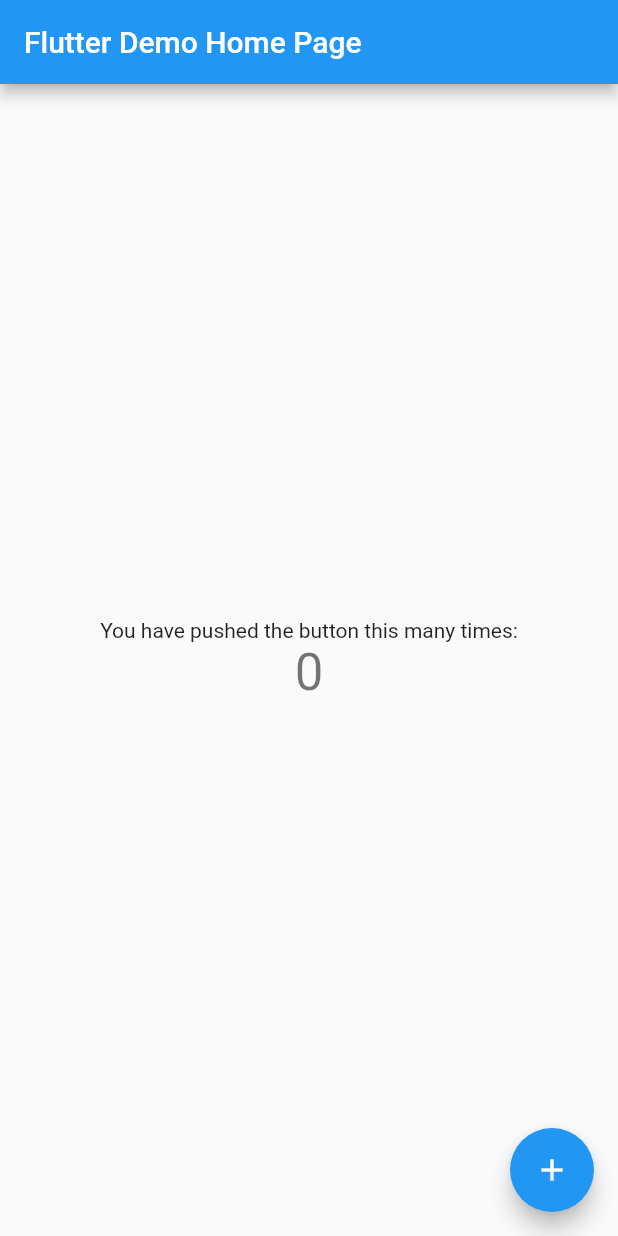
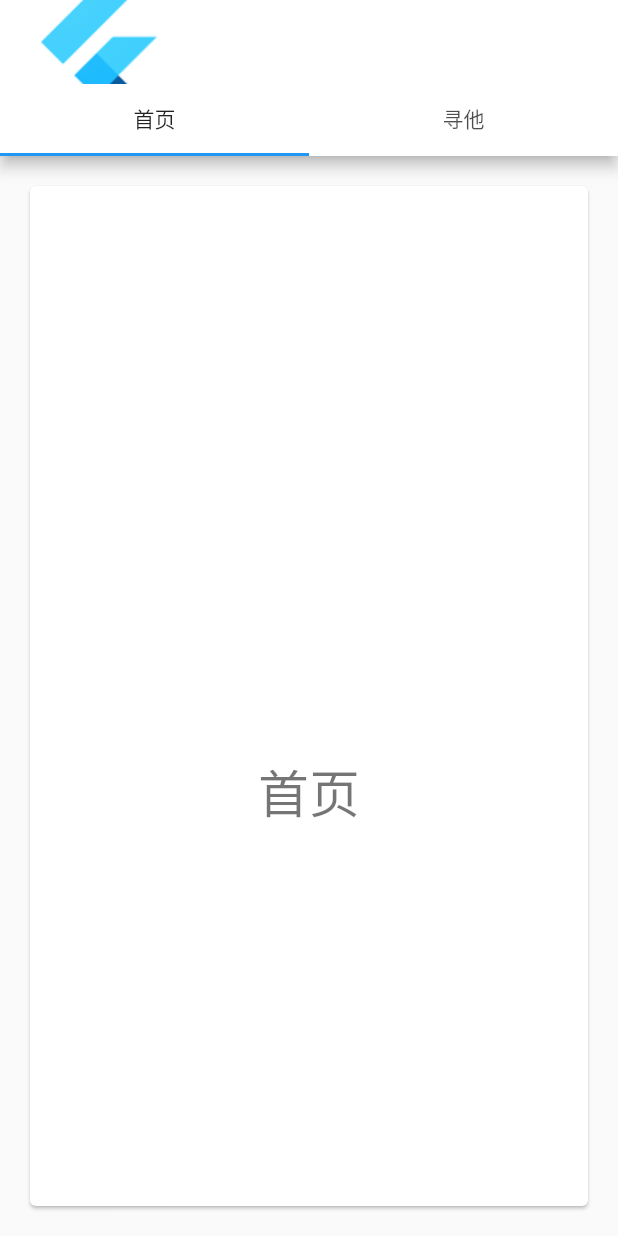
Before and after one commit to bigzhu/follow_center_app, a Flutter app: the screen it shows after launch, on a phone screen of 412 x 824 dp. Run offline on Flutter 3.47's test engine with Material 2 defaults, Android fonts, the phone set to English and light mode, and no system bars.

Commit message:
调整样式

```diff
--- a/lib/main.dart
+++ b/lib/main.dart
@@ -1,109 +1,107 @@
+// Copyright 2017 The Chromium Authors. All rights reserved.
+// Use of this source code is governed by a BSD-style license that can be
+// found in the LICENSE file.
+
 import 'package:flutter/material.dart';
 
-void main() => runApp(new MyApp());
-
-class MyApp extends StatelessWidget {
-  // This widget is the root of your application.
+class TabbedAppBarSample extends StatelessWidget {
   @override
   Widget build(BuildContext context) {
-    return new MaterialApp(
-      title: 'Flutter Demo',
+    return MaterialApp(
       theme: new ThemeData(
-        // This is the theme of your application.
-        //
-        // Try running your application with "flutter run". You'll see the
-        // application has a blue toolbar. Then, without quitting the app, try
-        // changing the primarySwatch below to Colors.green and then invoke
-        // "hot reload" (press "r" in the console where you ran "flutter run",
-        // or press Run > Flutter Hot Reload in IntelliJ). Notice that the
-        // counter didn't reset back to zero; the application is not restarted.
-        primarySwatch: Colors.blue,
+        // brightness: Brightness.light,
+        primaryColor: Colors.white, //Changing this will change the color of the TabBar
+        // accentColor: Colors.cyan[600],
       ),
-      home: new MyHomePage(title: 'Flutter Demo Home Page'),
+        home: DefaultTabController(
+            length: choices.length,
+            child: Scaffold(
+                appBar: AppBar(
+                    // backgroundColor: Colors.white,
+                    // title: const Text('Follow Center'),
+                    title: Row(children: [
+                      Image.asset('assets/icon.png', fit: BoxFit.cover, alignment: Alignment.centerLeft)
+                    ]),
+                    bottom: TabBar(
+                        isScrollable: false,
+                        tabs: choices.map((Choice choice) {
+                          return Tab(
+                              text: choice.title,
+                              // icon: Icon(choice.icon),
+                          );
+                        }).toList(),
+                    ),
+                ),
+                body: TabBarView(
+                    children: choices.map((Choice choice) {
+                      return Padding(
+                          padding: const EdgeInsets.all(16.0),
+                          child: ChoiceCard(choice: choice),
+                      );
+                    }).toList(),
+                ),
+                ),
+                ),
                 );
   }
 }
 
-class MyHomePage extends StatefulWidget {
-  MyHomePage({Key key, this.title}) : super(key: key);
-
-  // This widget is the home page of your application. It is stateful, meaning
-  // that it has a State object (defined below) that contains fields that affect
-  // how it looks.
-
-  // This class is the configuration for the state. It holds the values (in this
-  // case the title) provided by the parent (in this case the App widget) and
-  // used by the build method of the State. Fields in a Widget subclass are
-  // always marked "final".
-
+class Choice {
+  const Choice({ this.title, this.icon });
   final String title;
-
-  @override
-  _MyHomePageState createState() => new _MyHomePageState();
+  final IconData icon;
 }
 
-class _MyHomePageState extends State<MyHomePage> {
-  int _counter = 0;
+const List<Choice> choices = <Choice>[
+  Choice(title: '首页'),
+  Choice(title: '寻他'),
+];
 
-  void _incrementCounter() {
-    setState(() {
-      // This call to setState tells the Flutter framework that something has
-      // changed in this State, which causes it to rerun the build method below
-      // so that the display can reflect the updated values. If we changed
-      // _counter without calling setState(), then the build method would not be
-      // called again, and so nothing would appear to happen.
-      _counter++;
-    });
-  }
+class ChoiceCard extends StatelessWidget {
+  const ChoiceCard({ Key key, this.choice }) : super(key: key);
+
+  final Choice choice;
 
   @override
   Widget build(BuildContext context) {
-    // This method is rerun every time setState is called, for instance as done
-    // by the _incrementCounter method above.
-    //
-    // The Flutter framework has been optimized to make rerunning build methods
-    // fast, so that you can just rebuild anything that needs updating rather
-    // than having to individually change instances of widgets.
-    return new Scaffold(
-      appBar: new AppBar(
-        // Here we take the value from the MyHomePage object that was created by
-        // the App.build method, and use it to set our appbar title.
-        title: new Text(widget.title),
-      ),
-      body: new Center(
-        // Center is a layout widget. It takes a single child and positions it
-        // in the middle of the parent.
-        child: new Column(
-          // Column is also layout widget. It takes a list of children and
-          // arranges them vertically. By default, it sizes itself to fit its
-          // children horizontally, and tries to be as tall as its parent.
-          //
-          // Invoke "debug paint" (press "p" in the console where you ran
-          // "flutter run", or select "Toggle Debug Paint" from the Flutter tool
-          // window in IntelliJ) to see the wireframe for each widget.
-          //
-          // Column has various properties to control how it sizes itself and
-          // how it positions its children. Here we use mainAxisAlignment to
-          // center the children vertically; the main axis here is the vertical
-          // axis because Columns are vertical (the cross axis would be
-          // horizontal).
-          mainAxisAlignment: MainAxisAlignment.center,
+    final TextStyle textStyle = Theme.of(context).textTheme.display1;
+    return Card(
+        color: Colors.white,
+        child: Center(
+            child: Column(
+                mainAxisSize: MainAxisSize.min,
+                crossAxisAlignment: CrossAxisAlignment.center,
                 children: <Widget>[
-            new Text(
-              'You have pushed the button this many times:',
-            ),
-            new Text(
-              '$_counter',
-              style: Theme.of(context).textTheme.display1,
-            ),
+                  Icon(choice.icon, size: 128.0, color: textStyle.color),
+                  Text(choice.title, style: textStyle),
                 ],
             ),
         ),
-      floatingActionButton: new FloatingActionButton(
-        onPressed: _incrementCounter,
-        tooltip: 'Increment',
-        child: new Icon(Icons.add),
-      ), // This trailing comma makes auto-formatting nicer for build methods.
     );
   }
 }
+
+void main() {
+  runApp(TabbedAppBarSample());
+}
+
+/*
+   Sample Catalog
+
+   Title: Tabbed AppBar
+
+   Summary: An AppBar with a TabBar for navigating pages just below it.
+
+   Description:
+   A TabBar can be used to navigate among the pages displayed in a TabBarView.
+   Although a TabBar is an ordinary widget that can appear anywhere, it's most often
+   included in the application's AppBar.
+
+   Classes: AppBar, DefaultTabController, TabBar, Scaffold, TabBarView
+
+   Sample: TabbedAppBarSample
+
+   See also:
+   - The "Components-Tabs" section of the material design specification:
+   <https://material.io/go/design-tabs>
+   */
--- a/pubspec.yaml
+++ b/pubspec.yaml
@@ -37,8 +37,8 @@ flutter:
   uses-material-design: true
 
   # To add assets to your application, add an assets section, like this:
-  # assets:
-  #  - images/a_dot_burr.jpeg
+  assets:
+    - assets/icon.png
   #  - images/a_dot_ham.jpeg
 
   # An image asset can refer to one or more resolution-specific "variants", see
```
Also changed, not shown: assets/icon.png (added), assets/quasar-logo-full.svg (added). Lines whose indentation alone changed are shown as unchanged.
